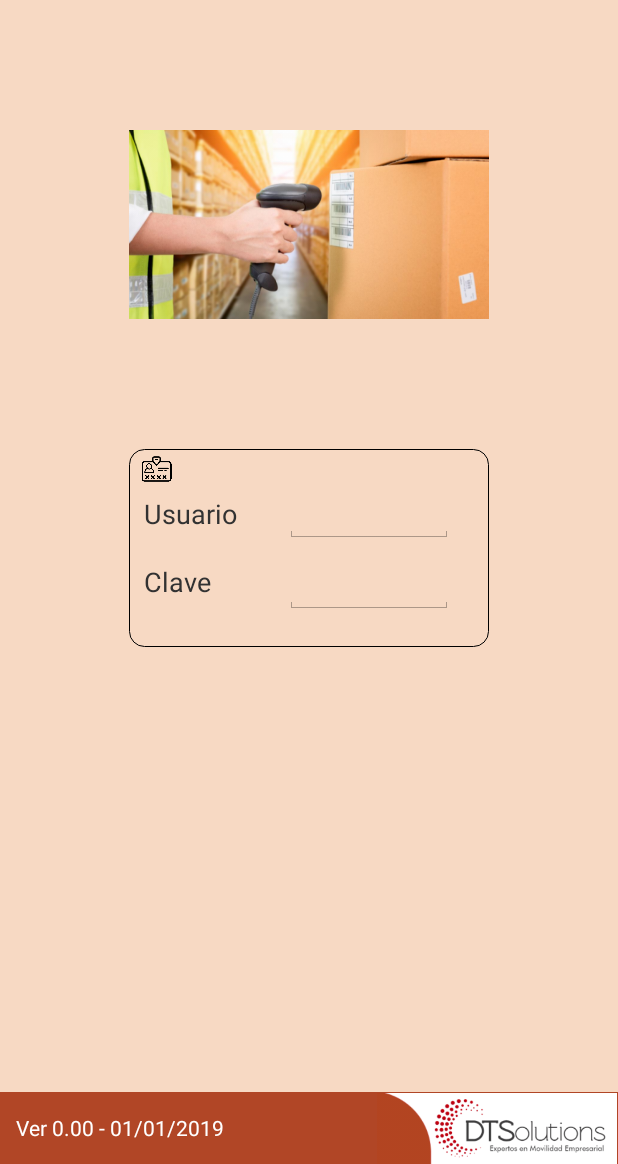
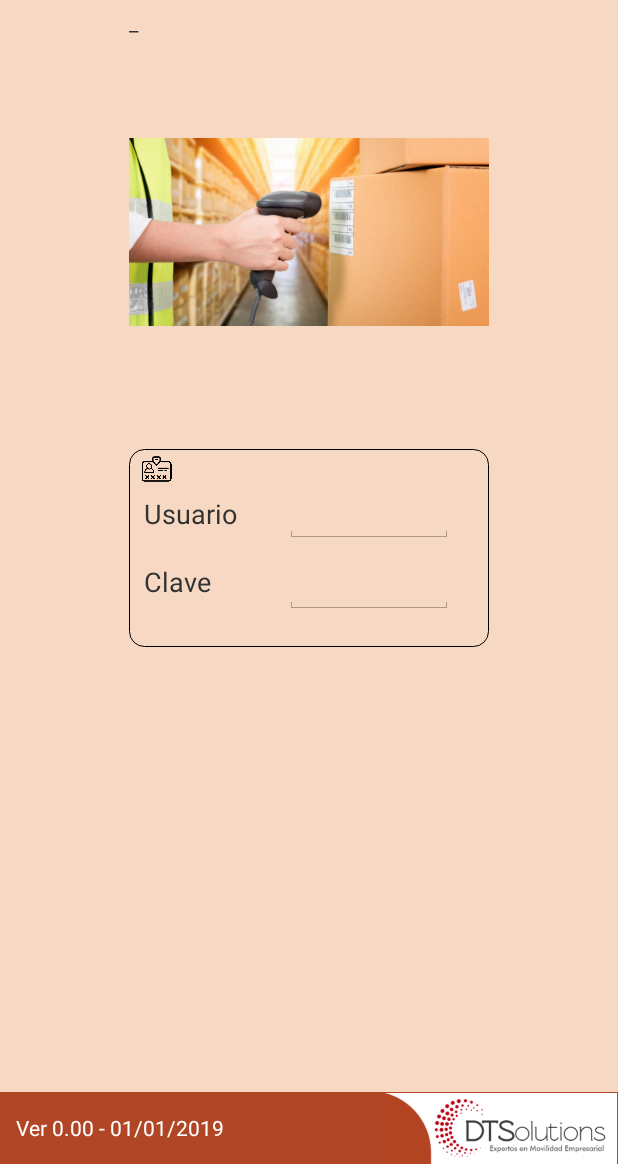
Before and after one commit to dtsolutionsgt/tomweb, an Android app: the layout activity_ingreso.xml on its own in the app's theme, with its tools: preview values and no code run, on a phone screen of 412 x 824 dp, the part 72-1236 px from its top. Run offline under Robolectric (Android 15) with nearby library versions, the phone set to English and light mode, and no system bars.

Commit message:
GT 02102020 add table inventario_ciego_rfid, add textview message enable/disable rfid.

```diff
--- a/app/src/main/java/com/dts/tomweb/Inventario.java
+++ b/app/src/main/java/com/dts/tomweb/Inventario.java
@@ -68,12 +68,12 @@ public class Inventario extends PBase {
             addlog(new Object() {}.getClass().getEnclosingMethod().getName(), e.getMessage(), "");
         }
 
-
     }
 
     public void doNext(View view) {
+        alertDialog();
         //startActivity(new Intent(this, Conteo.class));
-        alertDialog();
+
         //break;
     }
 
@@ -172,6 +172,7 @@ public class Inventario extends PBase {
             @Override
             public void onClick(DialogInterface dialog, int which) {
                 Toast.makeText(getApplicationContext(),"Inventario manual", Toast.LENGTH_LONG).show();
+                startActivity(new Intent(getApplicationContext(), Conteo.class));
             }
         });
         AlertDialog alertDialog=dialog.create();
--- a/app/src/main/res/layout/activity_ingreso.xml
+++ b/app/src/main/res/layout/activity_ingreso.xml
@@ -161,16 +161,27 @@
         android:layout_alignLeft="@id/relLogin"
         android:layout_alignRight="@id/relLogin">
 
+
+        <TextView
+            android:id="@+id/TagText"
+            android:layout_width="match_parent"
+            android:layout_height="30dp"
+            android:layout_marginTop="5dp"
+            android:text="_" />
+
+
         <ImageView
             android:id="@+id/imageView6"
             android:layout_width="wrap_content"
             android:layout_height="wrap_content"
 
-            android:layout_marginTop="25dp"
+            android:layout_marginTop="35dp"
             android:adjustViewBounds="false"
             android:clickable="true"
             android:onClick="doEnter"
             android:src="@drawable/title" />
+
     </RelativeLayout>
 
+
 </RelativeLayout>
```
Also changed, not shown: app/src/main/java/com/dts/base/BaseDatosScript.java (+15 -0 lines), app/src/main/java/com/dts/tomweb/Ingreso.java (+65 -0 lines), app/src/main/res/mipmap-hdpi/rfid_icon.png (added), app/src/main/res/mipmap-mdpi/rfid_icon.png (added), app/src/main/res/mipmap-xhdpi/rfid_icon.png (added), app/src/main/res/mipmap-xxhdpi/rfid_icon.png (added), app/src/main/res/mipmap-xxxhdpi/rfid_icon.png (added).
